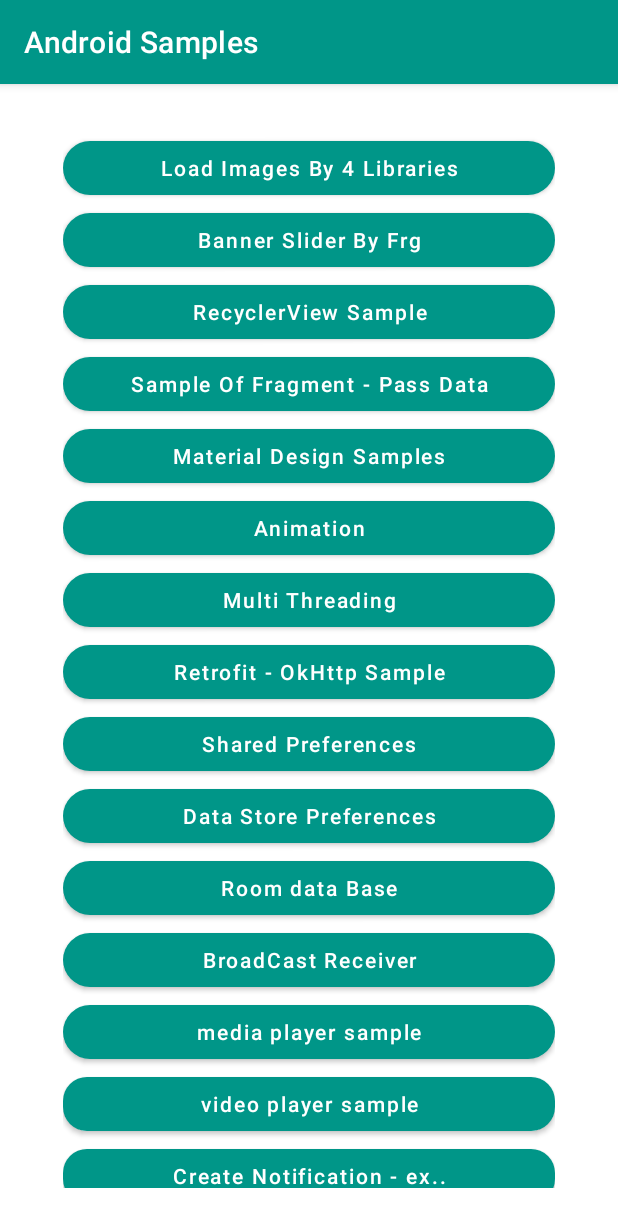
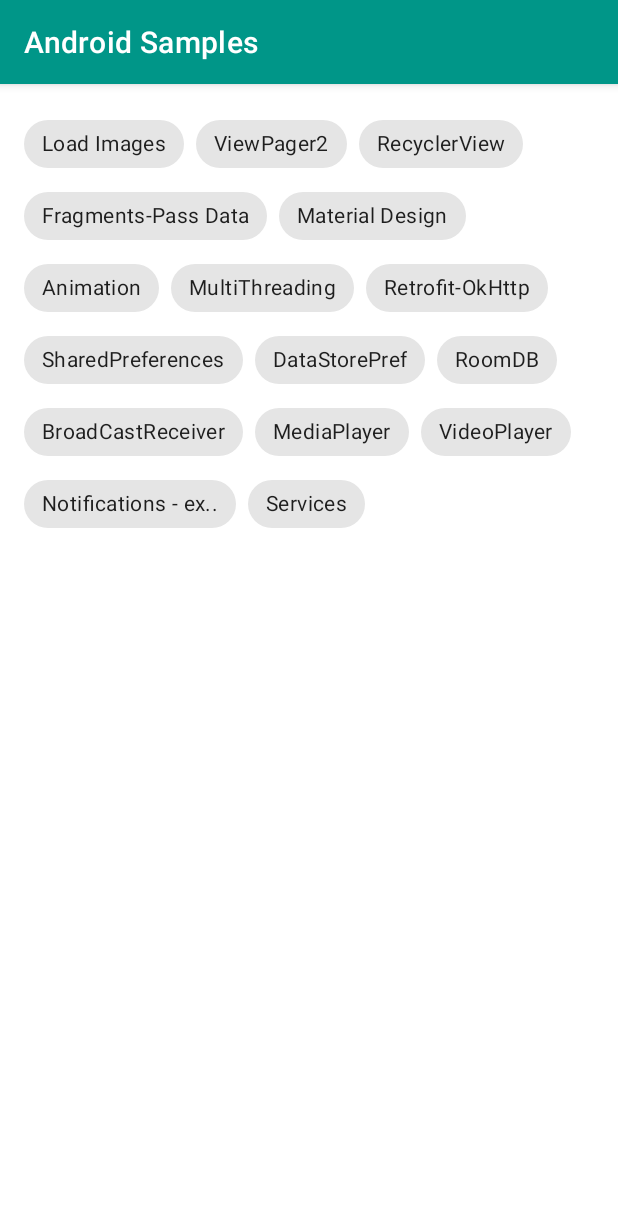
Before and after one commit to ihasanazimi/Practice, an Android app: the screen it shows after launch (MainActivity), on a phone screen of 412 x 824 dp. Shown: the top 1227 px of the screen. Run offline under Robolectric (Android 15) with nearby library versions, the phone set to English and light mode, and no system bars; our stand-ins replace Room's generated code, RxJava, data binding; libraries missing offline, so code that uses them is left out: com.facebook.drawee; Roboto replaces fonts that are not available here; 1 statement that could not run was skipped.

Commit message:
add chip group bejaye material btns

```diff
--- a/app/src/main/java/ir/ha/dep/ui/MainActivity.kt
+++ b/app/src/main/java/ir/ha/dep/ui/MainActivity.kt
@@ -4,25 +4,26 @@
 import android.util.Log
 import android.view.View
 import ir.ha.dep.R
-import ir.ha.dep.databinding.ActivityMainBinding
-import ir.ha.dep.ui.BaseActivity
 import ir.ha.dep.model.FakeDataModel
 import ir.ha.dep.ui.fragment.*
-import ir.ha.dep.ui.fragment.viewPager.ViewPagerSampleFrg
 import ir.ha.dep.ui.fragment.material.MaterialViews
 import ir.ha.dep.ui.fragment.services.ServicesFrg
-import ir.ha.dep.ui.httpsamples.RequestSampleFrg
+import ir.ha.dep.ui.fragment.viewPager.ViewPagerSampleFrg
+import ir.ha.dep.ui.httpSamples.RequestSampleFrg
 import ir.ha.dep.utility.extentions.addFragmentByAnimation
 import ir.ha.dep.utility.extentions.showToast
 
 class MainActivity : BaseActivity(), View.OnClickListener {
 
-    lateinit var binding : ActivityMainBinding
+    lateinit var binding : ir.ha.dep.databinding.ActivityMainBinding
     override fun onCreate(savedInstanceState: Bundle?) {
         super.onCreate(savedInstanceState)
         binding = getBinding(R.layout.activity_main)
         setContentView(binding.root)
 
+        binding.imageLoaderBtn.setOnCheckedChangeListener { compoundButton, b ->
+                compoundButton.isChecked = b
+        }
         binding.imageLoaderBtn.setOnClickListener(this)
         binding.bannerSliderBtn.setOnClickListener(this)
         binding.recyclerViewSampleBtn.setOnClickListener(this)
@@ -42,8 +43,10 @@
     }
 
     override fun onClick(v: View?) {
+        binding.chipGroup.clearCheck()
         when(v?.id){
             R.id.imageLoaderBtn -> {
+                binding.imageLoaderBtn.isChecked = true
                 addFragmentByAnimation(LoadImagesSampleFrg(),"loadImagesTag",
                     addToBackStack = true,
                     customAnimations = true,
@@ -54,7 +57,7 @@
 
 
             R.id.bannerSliderBtn ->{
-
+                binding.bannerSliderBtn.isChecked = true
                 addFragmentByAnimation(ViewPagerSampleFrg(),"BannerSliderTag",
                     addToBackStack = true,
                     customAnimations = true,
@@ -65,6 +68,7 @@
 
 
             R.id.recyclerViewSampleBtn -> {
+                binding.recyclerViewSampleBtn.isChecked = true
                 addFragmentByAnimation(RecyclerViewSampleFrg(),"RecyclerViewSampleFrg",
                     addToBackStack = true,
                     customAnimations = true,
@@ -75,7 +79,7 @@
 
 
             R.id.FragmentSample -> {
-
+                binding.FragmentSample.isChecked = true
                 /** how to pass data model into fragment by newInstance method...  */
                 val fakeDataModel = FakeDataModel("Hsn", "https://post.medicalnewstoday.com/wp-content/uploads/sites/3/2020/02/326012_1100-800x825.jpg")
                 val frg = SampleOfFrg().newInstance(fakeDataModel)
@@ -89,6 +93,7 @@
 
 
             R.id.materialDesign -> {
+                binding.materialDesign.isChecked = true
                 addFragmentByAnimation(MaterialViews(),"ToolbarFrgSample",
                     addToBackStack = true,
                     customAnimations = true,
@@ -97,14 +102,16 @@
             }
 
             R.id.lottieAnimationView -> {
-                    addFragmentByAnimation(AnimationsFrg(),"AnimationsFrg",
-                        addToBackStack = true,
-                        customAnimations = true,
-                        containerViewId = R.id.mainFrame,
-                        commitAllowingStateLoss = false)
+                binding.lottieAnimationView.isChecked = true
+                addFragmentByAnimation(AnimationsFrg(),"AnimationsFrg",
+                    addToBackStack = true,
+                    customAnimations = true,
+                    containerViewId = R.id.mainFrame,
+                    commitAllowingStateLoss = false)
             }
 
             R.id.retrofitOkHttpBtn -> {
+                binding.retrofitOkHttpBtn.isChecked = true
                 addFragmentByAnimation(RequestSampleFrg(),"RequestFrgSample",
                     addToBackStack = true,
                     customAnimations = true,
@@ -113,6 +120,7 @@
             }
 
             R.id.btn_shared_preferences -> {
+                binding.btnSharedPreferences.isChecked = true
                 addFragmentByAnimation(SharedPreferencesSampleFrg(),"SharedPreferencesSampleClass",
                     addToBackStack = true,
                     customAnimations = true,
@@ -121,6 +129,7 @@
             }
 
             R.id.btn_data_store_preferences -> {
+                binding.btnDataStorePreferences.isChecked = true
                 addFragmentByAnimation(DataStoreSampleFrg(),"DataStoreSampleFrg",
                     addToBackStack = true,
                     customAnimations = true,
@@ -129,6 +138,7 @@
             }
 
             R.id.btn_room_db -> {
+                binding.btnRoomDb.isChecked = true
                 addFragmentByAnimation(RoomDBSamplerFrg(),"RoomDBSamplerFrg",
                     addToBackStack = true,
                     customAnimations = true,
@@ -137,6 +147,7 @@
             }
 
             R.id.btn_broadCast_receiver_sample -> {
+                binding.btnBroadCastReceiverSample.isChecked = true
                 addFragmentByAnimation(BroadcastReceiverSampleFrg(),"BroadcastReceiverSampleFrg",
                     addToBackStack = true,
                     customAnimations = true,
@@ -145,6 +156,7 @@
             }
 
             R.id.btn_media_player -> {
+                binding.btnMediaPlayer.isChecked = true
                 addFragmentByAnimation(MediaPlayerFrg(),"MediaPlayerFrg",
                     addToBackStack = true,
                     customAnimations = true,
@@ -154,6 +166,7 @@
 
 
             R.id.btn_video_player -> {
+                binding.btnVideoPlayer.isChecked = true
                 addFragmentByAnimation(VideoPlayerFrg(),"VideoPlayerFrg",
                     addToBackStack = true,
                     customAnimations = true,
@@ -161,6 +174,7 @@
                     commitAllowingStateLoss = false)
             }
             R.id.btn_create_notification -> {
+                binding.btnCreateNotification.isChecked = true
                 addFragmentByAnimation(NotificationFrg(),"NotificationFrg",
                     addToBackStack = true,
                     customAnimations = true,
@@ -169,6 +183,7 @@
             }
 
             R.id.btn_services -> {
+                binding.btnServices.isChecked = true
                 addFragmentByAnimation(ServicesFrg(),"ServicesFrg",
                     addToBackStack = true,
                     customAnimations = true,
@@ -178,6 +193,8 @@
 
 
             R.id.multiThreadingBtn -> {
+
+                binding.multiThreadingBtn.isChecked = true
 
                 showToast(this,"output in Logcat..")
 
--- a/app/src/main/java/ir/ha/dep/ui/httpsamples/Apis.kt
+++ b/app/src/main/java/ir/ha/dep/ui/httpSamples/Apis.kt
@@ -1,6 +1,5 @@
-package ir.ha.dep.ui.httpsamples
+package ir.ha.dep.ui.httpSamples
 
-import io.reactivex.Single
 import retrofit2.Call
 import retrofit2.http.*
 
--- a/app/src/main/java/ir/ha/dep/ui/httpsamples/CreateJsonObjectDynamically.kt
+++ b/app/src/main/java/ir/ha/dep/ui/httpSamples/CreateJsonObjectDynamically.kt
@@ -1,4 +1,4 @@
-package ir.ha.dep.ui.httpsamples
+package ir.ha.dep.ui.httpSamples
 
 import org.json.JSONArray
 import org.json.JSONException
--- a/app/src/main/java/ir/ha/dep/ui/httpsamples/RequestSampleFrg.kt
+++ b/app/src/main/java/ir/ha/dep/ui/httpSamples/RequestSampleFrg.kt
@@ -1,13 +1,9 @@
-package ir.ha.dep.ui.httpsamples
+package ir.ha.dep.ui.httpSamples
 
 import android.os.Bundle
 import android.view.LayoutInflater
 import android.view.View
 import android.view.ViewGroup
-import com.google.gson.Gson
-import com.google.gson.JsonObject
-import io.reactivex.Scheduler
-import io.reactivex.schedulers.Schedulers
 import ir.ha.dep.R
 import ir.ha.dep.databinding.FragmentSampleRequestBinding
 import ir.ha.dep.ui.BaseFragment
--- a/app/src/main/java/ir/ha/dep/ui/httpsamples/RetrofitApiService.kt
+++ b/app/src/main/java/ir/ha/dep/ui/httpSamples/RetrofitApiService.kt
@@ -1,4 +1,4 @@
-package ir.ha.dep.ui.httpsamples
+package ir.ha.dep.ui.httpSamples
 
 import okhttp3.Interceptor
 import okhttp3.OkHttpClient
--- a/app/src/main/res/layout/activity_main.xml
+++ b/app/src/main/res/layout/activity_main.xml
@@ -17,178 +17,191 @@
             <com.google.android.material.appbar.AppBarLayout
                 android:layout_width="match_parent"
                 android:layout_height="wrap_content">
+
                 <androidx.appcompat.widget.Toolbar
-                    app:title="@string/app_name"
-                    app:titleTextColor="@color/white"
                     android:id="@+id/mainToolbar"
                     android:layout_width="match_parent"
-                    android:layout_height="?attr/actionBarSize"/>
+                    android:layout_height="?attr/actionBarSize"
+                    app:title="@string/app_name"
+                    app:titleTextColor="@color/white" />
             </com.google.android.material.appbar.AppBarLayout>
 
 
             <ScrollView
-               android:layout_marginVertical="@dimen/space_32dp"
-               android:layout_width="match_parent"
-               android:layout_height="wrap_content">
-
-               <LinearLayout
                 android:layout_width="match_parent"
                 android:layout_height="wrap_content"
-                   android:orientation="vertical"
-                   android:gravity="center_horizontal"
-                   android:layout_marginHorizontal="42dp">
+                android:layout_margin="@dimen/space_16dp">
 
-                   <com.google.android.material.button.MaterialButton
-                       android:id="@+id/imageLoaderBtn"
-                       app:cornerRadius="@dimen/space_32dp"
+                <com.google.android.material.chip.ChipGroup
+                    android:id="@+id/chipGroup"
                     android:layout_width="match_parent"
                     android:layout_height="wrap_content"
+                    app:selectionRequired="true"
+                    app:singleSelection="true">
+
+                    <com.google.android.material.chip.Chip
+                        android:id="@+id/imageLoaderBtn"
+                        android:layout_width="wrap_content"
+                        android:layout_height="wrap_content"
+                        android:checkable="true"
+                        android:text="Load Images"
                         android:textAllCaps="false"
                         android:textSize="@dimen/text_size_14sp"
-                       android:text="Load Images By 4 Libraries" />
+                        app:cornerRadius="@dimen/space_32dp" />
 
-                   <com.google.android.material.button.MaterialButton
+                    <com.google.android.material.chip.Chip
                         android:id="@+id/bannerSliderBtn"
-                       android:layout_width="match_parent"
-                       app:cornerRadius="@dimen/space_32dp"
+                        android:layout_width="wrap_content"
                         android:layout_height="wrap_content"
+                        android:checkable="true"
+                        android:text="ViewPager2"
                         android:textAllCaps="false"
                         android:textSize="@dimen/text_size_14sp"
-                       android:text="Banner Slider By Frg" />
+                        app:cornerRadius="@dimen/space_32dp" />
 
-                   <com.google.android.material.button.MaterialButton
+                    <com.google.android.material.chip.Chip
                         android:id="@+id/recyclerViewSampleBtn"
-                       android:layout_width="match_parent"
+                        android:layout_width="wrap_content"
                         android:layout_height="wrap_content"
+                        android:checkable="true"
+                        android:text="RecyclerView"
                         android:textAllCaps="false"
-                       app:cornerRadius="@dimen/space_32dp"
                         android:textSize="@dimen/text_size_14sp"
-                       android:text="RecyclerView Sample" />
+                        app:cornerRadius="@dimen/space_32dp" />
 
-                   <com.google.android.material.button.MaterialButton
+                    <com.google.android.material.chip.Chip
                         android:id="@+id/FragmentSample"
-                       android:layout_width="match_parent"
+                        android:layout_width="wrap_content"
                         android:layout_height="wrap_content"
+                        android:checkable="true"
+                        android:text="Fragments-Pass Data"
                         android:textAllCaps="false"
-                       app:cornerRadius="@dimen/space_32dp"
                         android:textSize="@dimen/text_size_14sp"
-                       android:text="Sample Of Fragment - Pass Data" />
+                        app:cornerRadius="@dimen/space_32dp" />
 
-                   <com.google.android.material.button.MaterialButton
+                    <com.google.android.material.chip.Chip
                         android:id="@+id/materialDesign"
-                       android:layout_width="match_parent"
+                        android:layout_width="wrap_content"
                         android:layout_height="wrap_content"
+                        android:checkable="true"
+                        android:text="Material Design"
                         android:textAllCaps="false"
-                       app:cornerRadius="@dimen/space_32dp"
                         android:textSize="@dimen/text_size_14sp"
-                       android:text="Material Design Samples" />
+                        app:cornerRadius="@dimen/space_32dp" />
+
+                    <com.google.android.material.chip.Chip
+                        android:id="@+id/lottieAnimationView"
+                        android:layout_width="wrap_content"
+                        android:layout_height="wrap_content"
+                        android:checkable="true"
+                        android:text="Animation"
+                        android:textAllCaps="false"
+                        android:textSize="@dimen/text_size_14sp"
+                        app:cornerRadius="@dimen/space_32dp" />
+
+                    <com.google.android.material.chip.Chip
+                        android:id="@+id/multiThreadingBtn"
+                        android:layout_width="wrap_content"
+                        android:layout_height="wrap_content"
+                        android:checkable="true"
+                        android:text="MultiThreading"
+                        android:textAllCaps="false"
+                        android:textSize="@dimen/text_size_14sp"
+                        app:cornerRadius="@dimen/space_32dp" />
+
+                    <com.google.android.material.chip.Chip
+                        android:id="@+id/retrofitOkHttpBtn"
+                        android:layout_width="wrap_content"
+                        android:layout_height="wrap_content"
+                        android:checkable="true"
+                        android:text="Retrofit-OkHttp"
+                        android:textAllCaps="false"
+                        android:textSize="@dimen/text_size_14sp"
+                        app:cornerRadius="@dimen/space_32dp" />
+
+                    <com.google.android.material.chip.Chip
+                        android:id="@+id/btn_shared_preferences"
+                        android:layout_width="wrap_content"
+                        android:layout_height="wrap_content"
+                        android:checkable="true"
+                        android:text="SharedPreferences"
+                        android:textAllCaps="false"
+                        android:textSize="@dimen/text_size_14sp"
+                        app:cornerRadius="@dimen/space_32dp" />
+
+                    <com.google.android.material.chip.Chip
+                        android:id="@+id/btn_data_store_preferences"
+                        android:layout_width="wrap_content"
+                        android:layout_height="wrap_content"
+                        android:checkable="true"
+                        android:text="DataStorePref"
+                        android:textAllCaps="false"
+                        android:textSize="@dimen/text_size_14sp"
+                        app:cornerRadius="@dimen/space_32dp" />
+
+                    <com.google.android.material.chip.Chip
+                        android:id="@+id/btn_room_db"
+                        android:layout_width="wrap_content"
+                        android:layout_height="wrap_content"
+                        android:checkable="true"
+                        android:text="RoomDB"
+                        android:textAllCaps="false"
+                        android:textSize="@dimen/text_size_14sp"
+                        app:cornerRadius="@dimen/space_32dp" />
+
+                    <com.google.android.material.chip.Chip
+                        android:id="@+id/btn_broadCast_receiver_sample"
+                        android:layout_width="wrap_content"
+                        android:layout_height="wrap_content"
+                        android:checkable="true"
+                        android:text="BroadCastReceiver"
+                        android:textAllCaps="false"
+                        android:textSize="@dimen/text_size_14sp"
+                        app:cornerRadius="@dimen/space_32dp" />
+
+                    <com.google.android.material.chip.Chip
+                        android:id="@+id/btn_media_player"
+                        android:layout_width="wrap_content"
+                        android:layout_height="wrap_content"
+                        android:checkable="true"
+                        android:text="MediaPlayer"
+                        android:textAllCaps="false"
+                        android:textSize="@dimen/text_size_14sp"
+                        app:cornerRadius="@dimen/space_32dp" />
+
+                    <com.google.android.material.chip.Chip
+                        android:id="@+id/btn_video_player"
+                        android:layout_width="wrap_content"
+                        android:layout_height="wrap_content"
+                        android:checkable="true"
+                        android:text="VideoPlayer"
+                        android:textAllCaps="false"
+                        android:textSize="@dimen/text_size_14sp"
+                        app:cornerRadius="@dimen/space_16dp" />
+
+                    <com.google.android.material.chip.Chip
+                        android:id="@+id/btn_create_notification"
+                        android:layout_width="wrap_content"
+                        android:layout_height="wrap_content"
+                        android:checkable="true"
+                        android:text="Notifications - ex.."
+                        android:textAllCaps="false"
+                        android:textSize="@dimen/text_size_14sp"
+                        app:cornerRadius="@dimen/space_16dp" />
+
+                    <com.google.android.material.chip.Chip
+                        android:id="@+id/btn_services"
+                        android:layout_width="wrap_content"
+                        android:layout_height="wrap_content"
+                        android:checkable="true"
+                        android:text="Services"
+                        android:textAllCaps="false"
+                        android:textSize="@dimen/text_size_14sp"
+                        app:cornerRadius="@dimen/space_32dp" />
 
 
-                   <com.google.android.material.button.MaterialButton
-                       android:id="@+id/lottieAnimationView"
-                       android:layout_width="match_parent"
-                       app:cornerRadius="@dimen/space_32dp"
-                       android:layout_height="wrap_content"
-                       android:textAllCaps="false"
-                       android:textSize="@dimen/text_size_14sp"
-                       android:text="Animation" />
+                </com.google.android.material.chip.ChipGroup>
 
-
-                   <com.google.android.material.button.MaterialButton
-                       android:id="@+id/multiThreadingBtn"
-                       android:layout_width="match_parent"
-                       app:cornerRadius="@dimen/space_32dp"
-                       android:layout_height="wrap_content"
-                       android:textAllCaps="false"
-                       android:textSize="@dimen/text_size_14sp"
-                       android:text="Multi Threading" />
-
-
-                   <com.google.android.material.button.MaterialButton
-                       android:id="@+id/retrofitOkHttpBtn"
-                       android:layout_width="match_parent"
-                       app:cornerRadius="@dimen/space_32dp"
-                       android:layout_height="wrap_content"
-                       android:textAllCaps="false"
-                       android:textSize="@dimen/text_size_14sp"
-                       android:text="Retrofit - OkHttp Sample" />
-
-                   <com.google.android.material.button.MaterialButton
-                       android:id="@+id/btn_shared_preferences"
-                       android:layout_width="match_parent"
-                       app:cornerRadius="@dimen/space_32dp"
-                       android:layout_height="wrap_content"
-                       android:textAllCaps="false"
-                       android:textSize="@dimen/text_size_14sp"
-                       android:text="Shared Preferences" />
-
-                   <com.google.android.material.button.MaterialButton
-                       android:id="@+id/btn_data_store_preferences"
-                       android:layout_width="match_parent"
-                       app:cornerRadius="@dimen/space_32dp"
-                       android:layout_height="wrap_content"
-                       android:textAllCaps="false"
-                       android:textSize="@dimen/text_size_14sp"
-                       android:text="Data Store Preferences" />
-
-                   <com.google.android.material.button.MaterialButton
-                       android:id="@+id/btn_room_db"
-                       android:layout_width="match_parent"
-                       app:cornerRadius="@dimen/space_32dp"
-                       android:layout_height="wrap_content"
-                       android:textAllCaps="false"
-                       android:textSize="@dimen/text_size_14sp"
-                       android:text="Room data Base" />
-
-                   <com.google.android.material.button.MaterialButton
-                       android:id="@+id/btn_broadCast_receiver_sample"
-                       android:layout_width="match_parent"
-                       app:cornerRadius="@dimen/space_32dp"
-                       android:layout_height="wrap_content"
-                       android:textAllCaps="false"
-                       android:textSize="@dimen/text_size_14sp"
-                       android:text="BroadCast Receiver" />
-
-
-                   <com.google.android.material.button.MaterialButton
-                       android:id="@+id/btn_media_player"
-                       android:layout_width="match_parent"
-                       app:cornerRadius="@dimen/space_32dp"
-                       android:layout_height="wrap_content"
-                       android:textAllCaps="false"
-                       android:textSize="@dimen/text_size_14sp"
-                       android:text="media player sample" />
-
-                   <com.google.android.material.button.MaterialButton
-                       android:id="@+id/btn_video_player"
-                       android:layout_width="match_parent"
-                       app:cornerRadius="@dimen/space_16dp"
-                       android:layout_height="wrap_content"
-                       android:textAllCaps="false"
-                       android:textSize="@dimen/text_size_14sp"
-                       android:text="video player sample" />
-
-                   <com.google.android.material.button.MaterialButton
-                       android:id="@+id/btn_create_notification"
-                       android:layout_width="match_parent"
-                       app:cornerRadius="@dimen/space_16dp"
-                       android:layout_height="wrap_content"
-                       android:textAllCaps="false"
-                       android:textSize="@dimen/text_size_14sp"
-                       android:text="Create Notification - ex.." />
-
-
-                   <com.google.android.material.button.MaterialButton
-                       android:id="@+id/btn_services"
-                       android:layout_width="match_parent"
-                       app:cornerRadius="@dimen/space_32dp"
-                       android:layout_height="wrap_content"
-                       android:textAllCaps="false"
-                       android:textSize="@dimen/text_size_14sp"
-                       android:text="services sample" />
-
-
-               </LinearLayout>
             </ScrollView>
 
         </LinearLayout>
```
Also changed, not shown: app/src/main/java/ir/ha/dep/ui/httpSamples/jsonSample.json (renamed from app/src/main/java/ir/ha/dep/ui/httpsamples/jsonSample.json). Lines whose indentation alone changed are shown as unchanged.
